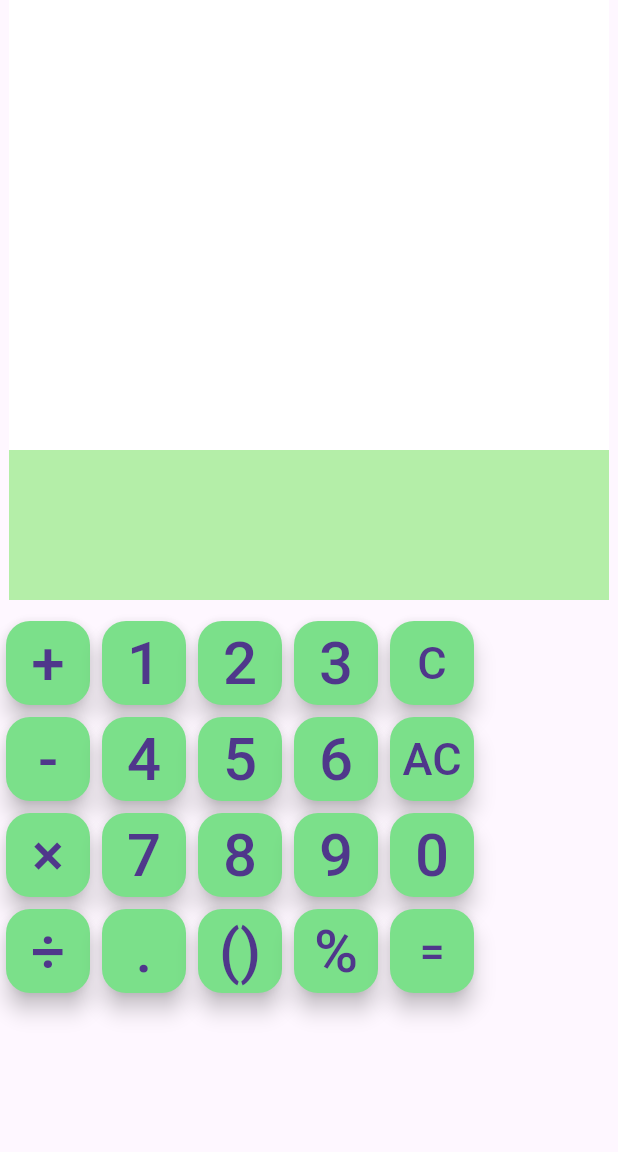
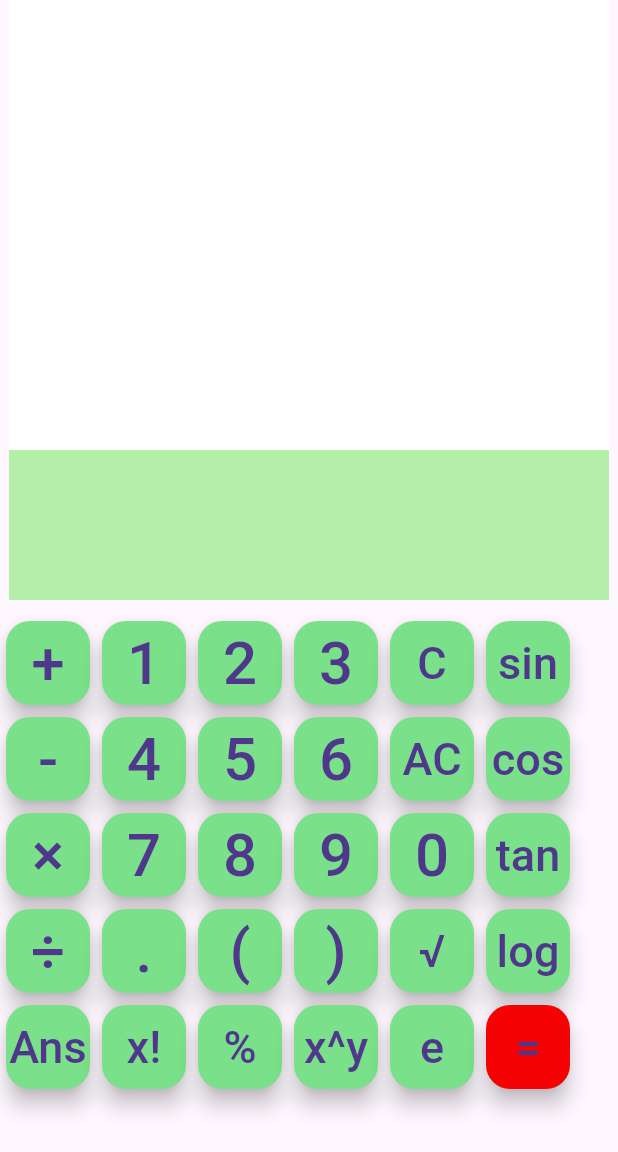
Before and after one commit to Sachith45/calculator_app, a Flutter app: the screen it shows after launch, on a phone screen of 412 x 824 dp, the part 84-1236 px from its top. Run offline on Flutter 3.47's test engine with Material 3 defaults, Android fonts, the phone set to English and light mode, and no system bars.

Commit message:
finish all design in scentific calculator

```diff
--- a/calculator/analysis_options.yaml
+++ b/calculator/analysis_options.yaml
@@ -7,7 +7,7 @@
 
 # The following line activates a set of recommended lints for Flutter apps,
 # packages, and plugins designed to encourage good coding practices.
-include: package:flutter_lints/flutter.yaml
+
 
 linter:
   # The lint rules applied to this project can be customized in the
--- a/calculator/lib/main.dart
+++ b/calculator/lib/main.dart
@@ -21,7 +21,7 @@ class _MyAppState extends State<MyApp> {
       home: SafeArea(
         child: Scaffold(
           appBar: AppBar(
-            backgroundColor: Color.fromARGB(255, 141, 232, 125),
+            backgroundColor: const Color.fromARGB(255, 141, 232, 125),
             title: const Text("calculator",style: TextStyle(color: Color.fromARGB(255, 255, 255, 255)),),
             actions: [IconButton(onPressed: (){}, icon:  const Icon(Icons.menu,color:Color.fromARGB(255, 250, 249, 249)))],
           ),
@@ -82,7 +82,16 @@ class _MyAppState extends State<MyApp> {
                backgroundColor: const Color.fromARGB(255, 123, 224, 138),
                 child: const Center(child: Text("C",style: TextStyle(fontSize: 30,fontWeight: FontWeight.w500),)),
                  ),
-             )
+             ),
+             Padding(
+               padding: const EdgeInsets.all(4.0),
+               child: FloatingActionButton(onPressed:() {
+                 height++;
+               },
+               backgroundColor: const Color.fromARGB(255, 123, 224, 138),
+                child:const Center(child: Text("sin",style: TextStyle(fontSize: 30,fontWeight: FontWeight.w500),)),
+                 ),
+             ),
              ],
             ),
             Row(
@@ -130,7 +139,16 @@ class _MyAppState extends State<MyApp> {
                backgroundColor: const Color.fromARGB(255, 123, 224, 138),
                 child:const Center(child: Text("AC",style: TextStyle(fontSize: 30,fontWeight: FontWeight.w500),)),
                  ),
-             )
+             ),
+             Padding(
+               padding: const EdgeInsets.all(4.0),
+               child: FloatingActionButton(onPressed:() {
+                 height++;
+               },
+               backgroundColor: const Color.fromARGB(255, 123, 224, 138),
+                child:const Center(child: Text("cos",style: TextStyle(fontSize: 30,fontWeight: FontWeight.w500),)),
+                 ),
+             ),
              ],
             ),
              Row(
@@ -178,7 +196,17 @@ class _MyAppState extends State<MyApp> {
                backgroundColor: const Color.fromARGB(255, 123, 224, 138),
                 child: const Center(child: Text("0",style: TextStyle(fontSize: 40,fontWeight: FontWeight.w500),)),
                  ),
-             )
+             ),
+              Padding(
+               padding: const EdgeInsets.all(4.0),
+               child: FloatingActionButton(onPressed:() {
+                 height++;
+               },
+               backgroundColor: const Color.fromARGB(255, 123, 224, 138),
+                child: const Center(child: Text("tan",style: TextStyle(fontSize: 30,fontWeight: FontWeight.w500),)),
+                 ),
+             ),
+
              ],
             ),
             Row(
@@ -206,7 +234,7 @@ class _MyAppState extends State<MyApp> {
                  height++;
                },
                backgroundColor: const Color.fromARGB(255, 123, 224, 138),
-                child: const Center(child: Text("()",style: TextStyle(fontSize: 40,fontWeight: FontWeight.w500),)),
+                child: const Center(child: Text("(",style: TextStyle(fontSize: 40,fontWeight: FontWeight.w500),)),
                  ),
              ),
               Padding(
@@ -215,7 +243,7 @@ class _MyAppState extends State<MyApp> {
                  height++;
                },
                backgroundColor: const Color.fromARGB(255, 123, 224, 138),
-                child: const Center(child: Text("%",style: TextStyle(fontSize: 40,fontWeight: FontWeight.w500),)),
+                child: const Center(child: Text(")",style: TextStyle(fontSize: 40,fontWeight: FontWeight.w500),)),
                  ),
              ),
              Padding(
@@ -224,9 +252,77 @@ class _MyAppState extends State<MyApp> {
                  height++;
                },
                backgroundColor: const Color.fromARGB(255, 123, 224, 138),
+                child:const Center(child: Text("√",style: TextStyle(fontSize: 30,fontWeight: FontWeight.w500),)),
+                 ),
+             ),
+              Padding(
+               padding: const EdgeInsets.all(4.0),
+               child: FloatingActionButton(onPressed:() {
+                 height++;
+               },
+               backgroundColor: const Color.fromARGB(255, 123, 224, 138),
+                child: const Center(child: Text("log",style: TextStyle(fontSize: 30,fontWeight: FontWeight.w500),)),
+                 ),
+             ),
+             ],
+            ),
+            Row(
+             children: [Padding(
+               padding: const EdgeInsets.all(4.0),
+               child: FloatingActionButton(onPressed:() {
+                 height++;
+               },
+               backgroundColor: const Color.fromARGB(255, 123, 224, 138),
+              child:const Center(child: Text("Ans",style: TextStyle(fontSize: 30,fontWeight: FontWeight.w500),)),
+                 ),
+             ),
+             Padding(
+               padding: const EdgeInsets.all(4.0),
+               child: FloatingActionButton(onPressed:() {
+                 height++;
+               },
+               backgroundColor: const Color.fromARGB(255, 123, 224, 138),
+                child: const Center(child: Text("x!",style: TextStyle(fontSize: 30,fontWeight: FontWeight.w500),)),
+                 ),
+             ),
+              Padding(
+               padding: const EdgeInsets.all(4.0),
+               child: FloatingActionButton(onPressed:() {
+                 height++;
+               },
+               backgroundColor: const Color.fromARGB(255, 123, 224, 138),
+                child: const Center(child: Text("%",style: TextStyle(fontSize: 30,fontWeight: FontWeight.w500),)),
+                 ),
+             ),
+              Padding(
+               padding: const EdgeInsets.all(4.0),
+               child: FloatingActionButton(onPressed:() {
+                 height++;
+               },
+               backgroundColor: const Color.fromARGB(255, 123, 224, 138),
+                child: const Center(child: Text("x^y",style: TextStyle(fontSize: 30,fontWeight: FontWeight.w500),)),
+                 ),
+             ),
+             Padding(
+               padding: const EdgeInsets.all(4.0),
+               child: FloatingActionButton(onPressed:() {
+                 height++;
+               },
+               backgroundColor: const Color.fromARGB(255, 123, 224, 138),
+                child:const Center(child: Text("e",style: TextStyle(fontSize: 30,fontWeight: FontWeight.w500),)),
+                 ),
+             ),
+              Padding(
+               padding: const EdgeInsets.all(4.0),
+               child: FloatingActionButton(onPressed:() {
+                 height++;
+               },
+               backgroundColor: Color.fromARGB(255, 245, 3, 3),
                 child:const Center(child: Text("=",style: TextStyle(fontSize: 30,fontWeight: FontWeight.w500),)),
                  ),
              )
+
+
              ],
             ),
 
```
Also changed, not shown: calculator/pubspec.yaml (+8 -45 lines), calculator/assets/appstore.png (added), calculator/assets/playstore.png (added), calculator/pubspec.lock, 1 other file.
